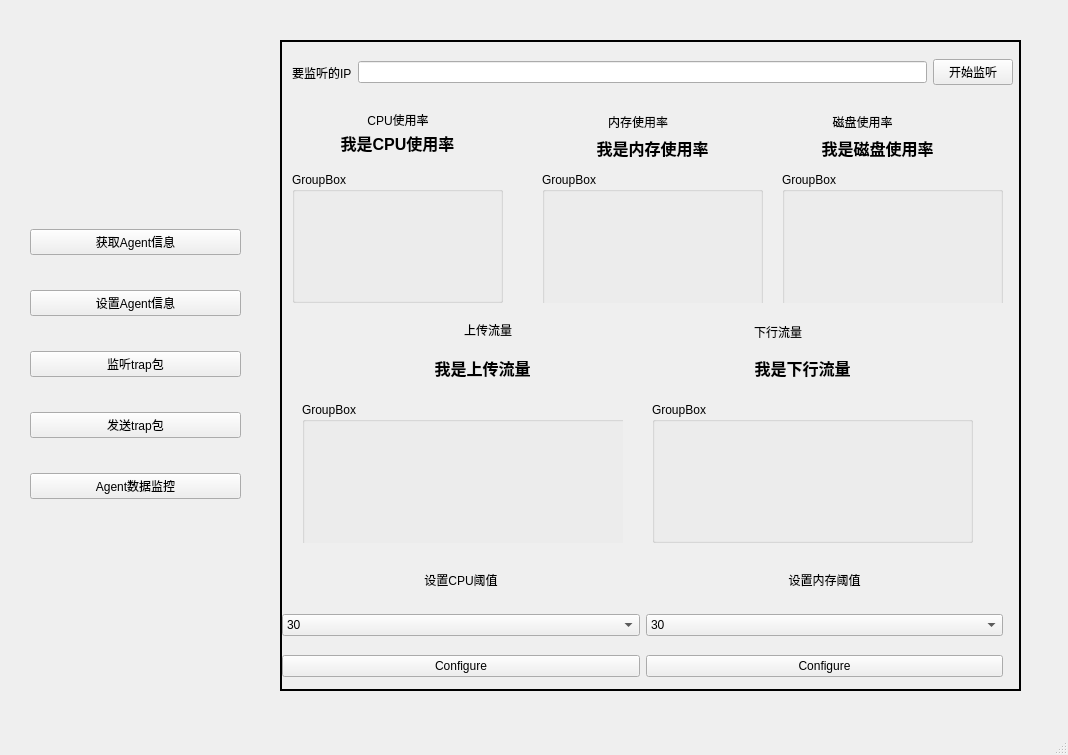
This is snmp_process/GUI/Gui.ui in rowerman/SNMP_tools as Qt 5 draws it before an edit. The edited form follows.
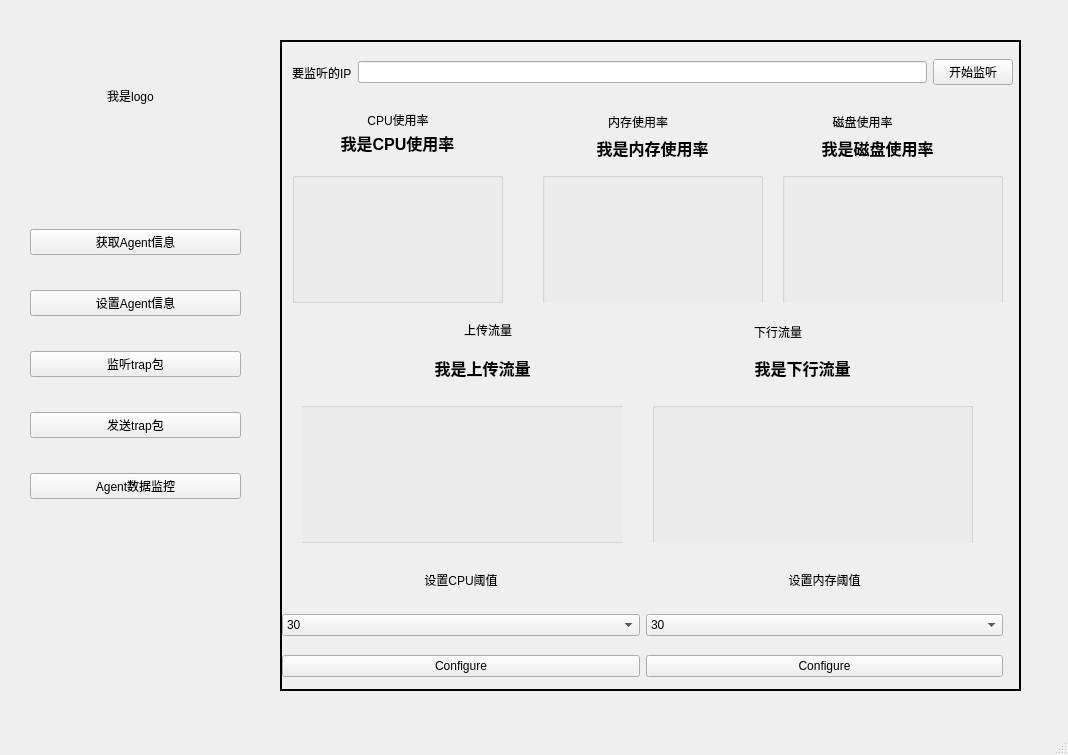
This is the edited form.

Patch:
```diff
--- a/snmp_process/GUI/Gui.ui
+++ b/snmp_process/GUI/Gui.ui
@@ -584,7 +584,7 @@
         </rect>
        </property>
        <property name="title">
-        <string>GroupBox</string>
+        <string/>
        </property>
       </widget>
      </widget>
@@ -607,7 +607,7 @@
         </rect>
        </property>
        <property name="title">
-        <string>GroupBox</string>
+        <string/>
        </property>
       </widget>
      </widget>
@@ -630,7 +630,7 @@
         </rect>
        </property>
        <property name="title">
-        <string>GroupBox</string>
+        <string/>
        </property>
       </widget>
      </widget>
@@ -763,14 +763,14 @@
       <widget class="QGroupBox" name="groupBox_7">
        <property name="geometry">
         <rect>
-         <x>0</x>
+         <x>-10</x>
          <y>0</y>
          <width>341</width>
-         <height>151</height>
+         <height>141</height>
         </rect>
        </property>
        <property name="title">
-        <string>GroupBox</string>
+        <string/>
        </property>
       </widget>
      </widget>
@@ -789,11 +789,11 @@
          <x>0</x>
          <y>0</y>
          <width>321</width>
-         <height>141</height>
+         <height>151</height>
         </rect>
        </property>
        <property name="title">
-        <string>GroupBox</string>
+        <string/>
        </property>
       </widget>
      </widget>
@@ -1052,6 +1052,22 @@
      </widget>
     </widget>
    </widget>
+   <widget class="QLabel" name="label_35">
+    <property name="geometry">
+     <rect>
+      <x>30</x>
+      <y>20</y>
+      <width>201</width>
+      <height>151</height>
+     </rect>
+    </property>
+    <property name="text">
+     <string>我是logo</string>
+    </property>
+    <property name="alignment">
+     <set>Qt::AlignCenter</set>
+    </property>
+   </widget>
   </widget>
   <widget class="QMenuBar" name="menubar">
    <property name="geometry">
```
